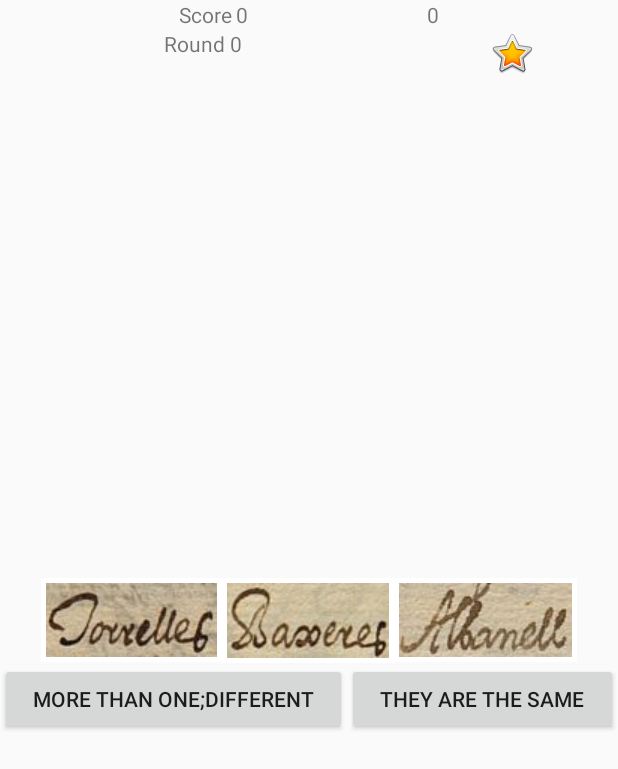
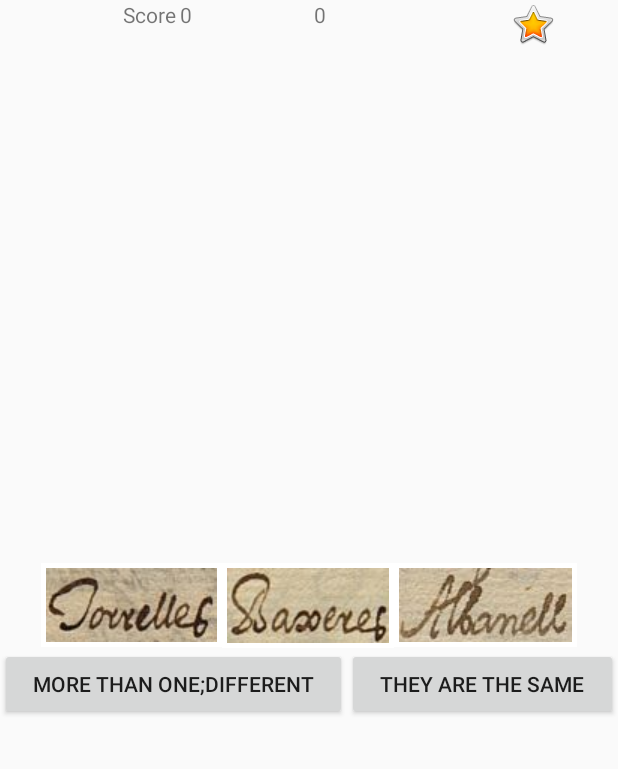
Before and after one commit to JaChiKore/cvc-game-hunting-words, an Android app: the layout difference_game.xml on its own in the app's theme, with its tools: preview values and no code run, on a phone screen of 412 x 824 dp. Shown: the top 769 px of the screen. Run offline under Robolectric (Android 15) with nearby library versions, the phone set to English and light mode, and no system bars; network calls fail.

Commit message:
Added version for difference fragment game

```diff
--- a/app/src/main/java/edu/uab/cvc/huntingwords/presenters/DifferenceGamePresenter.java
+++ b/app/src/main/java/edu/uab/cvc/huntingwords/presenters/DifferenceGamePresenter.java
@@ -9,9 +9,13 @@ public interface DifferenceGamePresenter {
 
     void updateGame();
 
+    void finishRound();
+
     void checkImage(String tag);
 
     void checkDifferent();
 
     void checkSame();
+
+    void restartGame();
 }
--- a/app/src/main/java/edu/uab/cvc/huntingwords/screens/views/DifferenceView.java
+++ b/app/src/main/java/edu/uab/cvc/huntingwords/screens/views/DifferenceView.java
@@ -8,4 +8,14 @@ import java.util.List;
 
 public interface DifferenceView {
     void newRoundPlay (List<String> filepaths);
+
+    void notAvailableImages();
+
+    void updateOK(float currentScore);
+
+    void updateFail();
+
+    void runPlayAgainDialog(float currentScore);
+
+    void startCountdown();
 }
--- a/app/src/main/res/layout/difference_game.xml
+++ b/app/src/main/res/layout/difference_game.xml
@@ -40,34 +40,13 @@
                 android:layout_weight="1"
                 android:text="0" />
 
-        </LinearLayout>
-
-        <LinearLayout
-            android:layout_width="match_parent"
-            android:layout_height="match_parent"
-            android:orientation="horizontal">
-
-            <TextView
-                android:id="@+id/text_round"
-                android:layout_width="wrap_content"
-                android:layout_height="wrap_content"
-                android:layout_weight="1"
-                android:text="@string/round"
-                android:textAlignment="viewEnd" />
-
-            <TextView
-                android:id="@+id/value_round"
-                android:layout_width="wrap_content"
-                android:layout_height="wrap_content"
-                android:layout_weight="1"
-                android:text="0" />
-
             <ImageView
-                android:id="@+id/image_ok_or_fail"
+                android:id="@+id/diff_image_ok_or_fail"
                 android:layout_width="wrap_content"
                 android:layout_height="wrap_content"
                 android:layout_weight="1"
                 android:src="@android:drawable/btn_star_big_on" />
+
         </LinearLayout>
 
     </LinearLayout>
```
Also changed, not shown: app/src/main/java/edu/uab/cvc/huntingwords/presenters/DifferenceGamePresenterImpl.java (+63 -8 lines), app/src/main/java/edu/uab/cvc/huntingwords/screens/fragments/DifferenceGame.java (+106 -6 lines), app/src/main/java/edu/uab/cvc/huntingwords/screens/fragments/MatchGame.java (+0 -7 lines).
